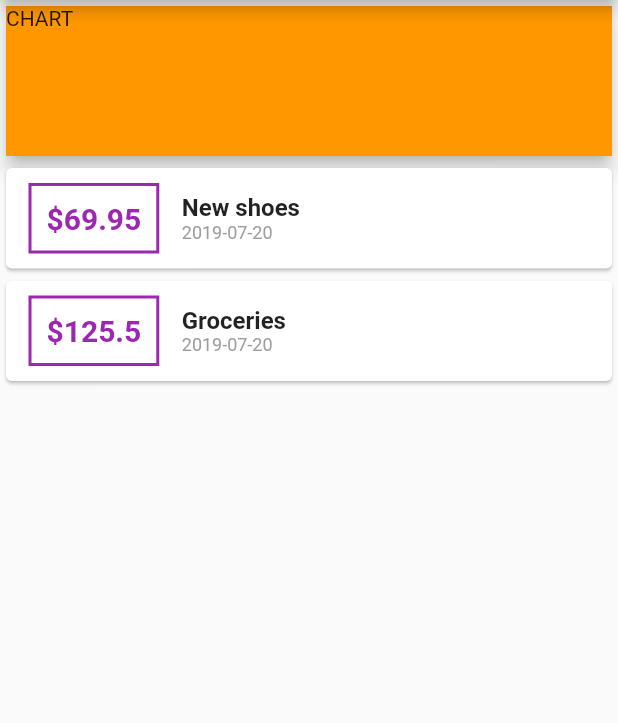
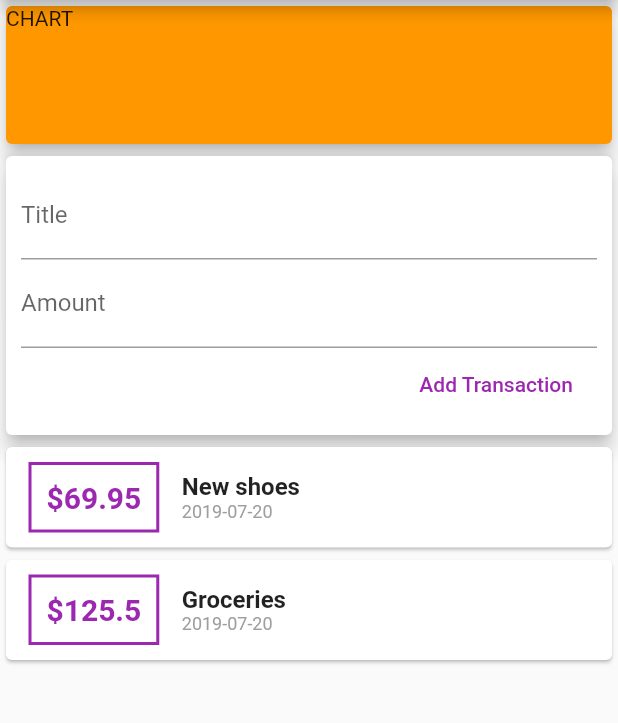
Before and after one commit to tbrams/flutter_expenses, a Flutter app: the screen it shows after launch, on a phone screen of 412 x 824 dp, the part 84-807 px from its top. Run offline on Flutter 3.47's test engine with Material 2 defaults, Android fonts, the phone set to English and light mode, and no system bars.

Commit message:
Refactoring to components, user transactions

```diff
--- a/lib/main.dart
+++ b/lib/main.dart
@@ -32,6 +32,9 @@ class MyHomePage extends StatelessWidget {
     ),
   ];
 
+  final titleController = TextEditingController();
+  final amountController = TextEditingController();
+
   @override
   Widget build(BuildContext context) {
     return Scaffold(
@@ -40,14 +43,39 @@ class MyHomePage extends StatelessWidget {
       ),
       body: Column(
         children: <Widget>[
+          Container(
+            width: double.infinity,
+            height: 100,
+            child: Card(
+              color: Colors.orange,
+              child: Text('CHART'),
+              elevation: 5,
+            ),
+          ),
           Card(
+            elevation: 5,
             child: Container(
-              width: double.infinity,
-              color: Colors.orange,
-              height: 100,
-              child: Text('CHART'),
+              padding: EdgeInsets.all(10),
+              child: Column(
+                  crossAxisAlignment: CrossAxisAlignment.end,
+                  children: <Widget>[
+                    TextField(
+                      controller: titleController,
+                      decoration: InputDecoration(labelText: 'Title'),
+                    ),
+                    TextField(
+                      controller: amountController,
+                      decoration: InputDecoration(labelText: 'Amount'),
+                    ),
+                    FlatButton(
+                        child: Text('Add Transaction'),
+                        textColor: Colors.purple,
+                        onPressed: () {
+                          print(titleController.text);
+                          print(amountController.text);
+                        }),
+                  ]),
             ),
-            elevation: 5,
           ),
           Column(
             children: transactions.map((tx) {
```
